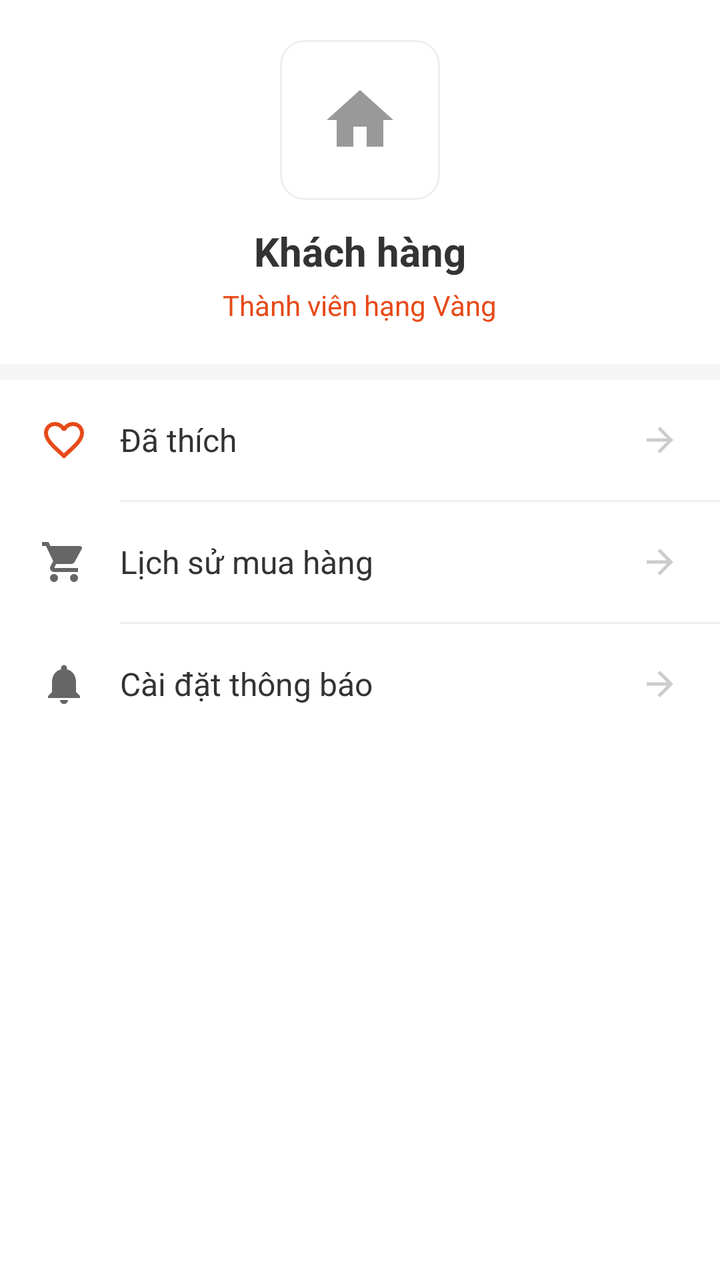
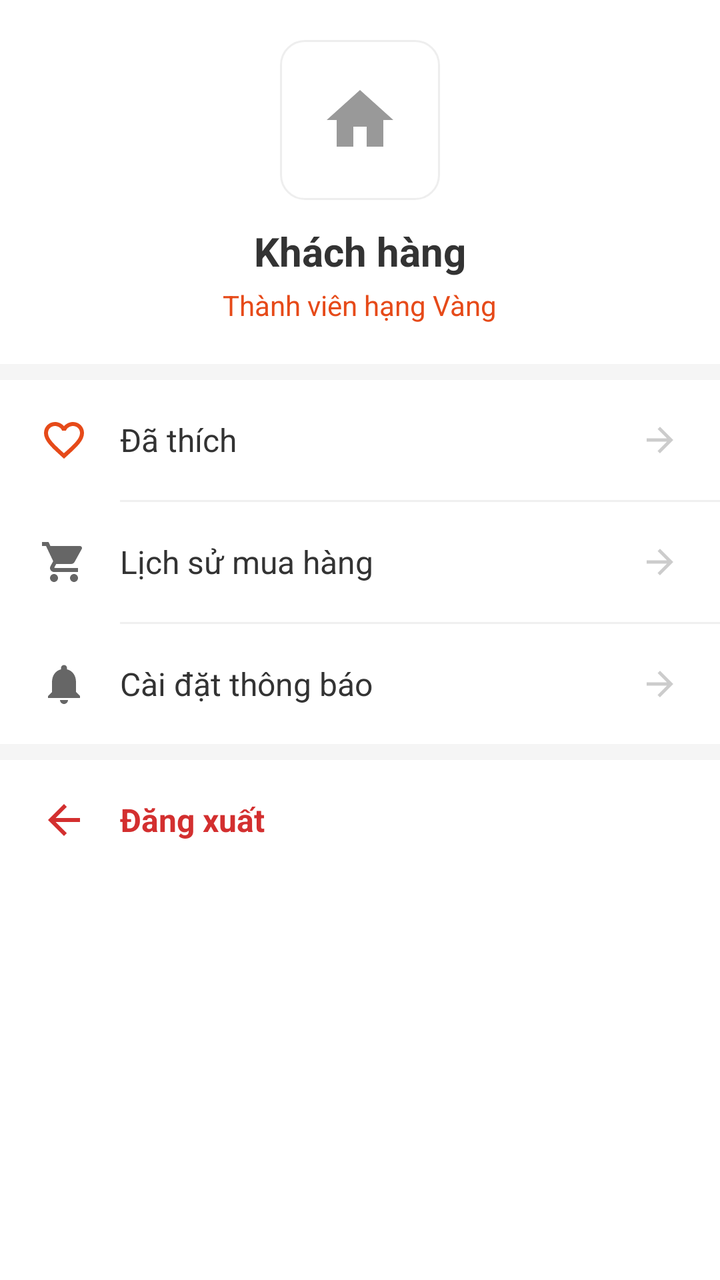

The first picture is an Android layout as it rendered before a commit; the second is the same layout after the commit. The layout source and the unified diff follow.
<!-- AndroidManifest.xml: application theme Theme.Buoi1 -->
<!-- res/layout/fragment_account.xml -->
<?xml version="1.0" encoding="utf-8"?>
<LinearLayout xmlns:android="http://schemas.android.com/apk/res/android"
    xmlns:app="http://schemas.android.com/apk/res-auto"
    android:layout_width="match_parent"
    android:layout_height="match_parent"
    android:background="@color/white"
    android:orientation="vertical">

    <LinearLayout
        android:layout_width="match_parent"
        android:layout_height="wrap_content"
        android:orientation="vertical"
        android:padding="20dp"
        android:gravity="center">

        
        <ImageView
            android:layout_width="80dp"
            android:layout_height="80dp"
            android:background="@drawable/bg_border_rounded"
            android:src="@drawable/ic_home"
            android:padding="20dp"
            app:tint="#999999" />

        <TextView
            android:layout_width="wrap_content"
            android:layout_height="wrap_content"
            android:layout_marginTop="12dp"
            android:text="Khách hàng"
            android:textColor="#333333"
            android:textSize="20sp"
            android:textStyle="bold" />

        <TextView
            android:layout_width="wrap_content"
            android:layout_height="wrap_content"
            android:layout_marginTop="4dp"
            android:text="Thành viên hạng Vàng"
            android:textColor="#E64A19"
            android:textSize="14sp" />
    </LinearLayout>

    <View
        android:layout_width="match_parent"
        android:layout_height="8dp"
        android:background="#F5F5F5" />

    <LinearLayout
        android:layout_width="match_parent"
        android:layout_height="match_parent"
        android:orientation="vertical">

        
        <LinearLayout
            android:id="@+id/btnAccountFavorites"
            android:layout_width="match_parent"
            android:layout_height="60dp"
            android:background="?attr/selectableItemBackground"
            android:clickable="true"
            android:focusable="true"
            android:gravity="center_vertical"
            android:orientation="horizontal"
            android:paddingHorizontal="20dp">

            <ImageView
                android:layout_width="24dp"
                android:layout_height="24dp"
                android:src="@drawable/ic_heart_outline"
                app:tint="#E64A19" />

            <TextView
                android:layout_width="0dp"
                android:layout_height="wrap_content"
                android:layout_marginStart="16dp"
                android:layout_weight="1"
                android:text="Đã thích"
                android:textColor="#333333"
                android:textSize="16sp" />

            <ImageView
                android:layout_width="20dp"
                android:layout_height="20dp"
                android:src="@drawable/ic_back_arrow"
                android:rotation="180"
                app:tint="#CCCCCC" />
        </LinearLayout>

        <View
            android:layout_width="match_parent"
            android:layout_height="1dp"
            android:layout_marginStart="60dp"
            android:background="#F0F0F0" />
            
        <LinearLayout
            android:id="@+id/btnAccountOrderHistory"
            android:layout_width="match_parent"
            android:layout_height="60dp"
            android:background="?attr/selectableItemBackground"
            android:clickable="true"
            android:focusable="true"
            android:gravity="center_vertical"
            android:orientation="horizontal"
            android:paddingHorizontal="20dp">

            <ImageView
                android:layout_width="24dp"
                android:layout_height="24dp"
                android:src="@drawable/ic_cart"
                app:tint="#666666" />

            <TextView
                android:layout_width="0dp"
                android:layout_height="wrap_content"
                android:layout_marginStart="16dp"
                android:layout_weight="1"
                android:text="Lịch sử mua hàng"
                android:textColor="#333333"
                android:textSize="16sp" />

            <ImageView
                android:layout_width="20dp"
                android:layout_height="20dp"
                android:src="@drawable/ic_back_arrow"
                android:rotation="180"
                app:tint="#CCCCCC" />
        </LinearLayout>

        <View
            android:layout_width="match_parent"
            android:layout_height="1dp"
            android:layout_marginStart="60dp"
            android:background="#F0F0F0" />

        
        <LinearLayout
            android:layout_width="match_parent"
            android:layout_height="60dp"
            android:background="?attr/selectableItemBackground"
            android:clickable="true"
            android:focusable="true"
            android:gravity="center_vertical"
            android:orientation="horizontal"
            android:paddingHorizontal="20dp">

            <ImageView
                android:layout_width="24dp"
                android:layout_height="24dp"
                android:src="@drawable/ic_notification"
                app:tint="#666666" />

            <TextView
                android:layout_width="0dp"
                android:layout_height="wrap_content"
                android:layout_marginStart="16dp"
                android:layout_weight="1"
                android:text="Cài đặt thông báo"
                android:textColor="#333333"
                android:textSize="16sp" />

            <ImageView
                android:layout_width="20dp"
                android:layout_height="20dp"
                android:src="@drawable/ic_back_arrow"
                android:rotation="180"
                app:tint="#CCCCCC" />
        </LinearLayout>

    </LinearLayout>

</LinearLayout>
<!-- resources referenced by this layout -->
<resources>
  <color name="white">#FFFFFFFF</color>
  <!-- drawable bg_border_rounded (drawable) -->
  <?xml version="1.0" encoding="utf-8"?>
  <shape xmlns:android="http://schemas.android.com/apk/res/android"
      android:shape="rectangle">
      <solid android:color="@color/white" />
      <stroke android:width="1dp" android:color="#EEEEEE" />
      <corners android:radius="12dp" />
  </shape>
  <!-- drawable ic_back_arrow (drawable) -->
  <vector xmlns:android="http://schemas.android.com/apk/res/android"
      android:width="24dp"
      android:height="24dp"
      android:viewportWidth="24"
      android:viewportHeight="24">
    <path
        android:fillColor="#000000"
        android:pathData="M20,11H7.83l5.59,-5.59L12,4l-8,8 8,8 1.41,-1.41L7.83,13H20v-2z"/>
  </vector>
  <!-- drawable ic_cart (drawable) -->
  <vector xmlns:android="http://schemas.android.com/apk/res/android"
      android:width="24dp"
      android:height="24dp"
      android:viewportWidth="24"
      android:viewportHeight="24"
      android:tint="?attr/colorControlNormal">
    <path
        android:fillColor="@android:color/white"
        android:pathData="M7,18c-1.1,0 -1.99,0.9 -1.99,2S5.9,22 7,22s2,-0.9 2,-2 -0.9,-2 -2,-2zM1,2v2h2l3.6,7.59 -1.35,2.45c-0.16,0.28 -0.25,0.61 -0.25,0.96 0,1.1 0.9,2 2,2h12v-2H7.42c-0.14,0 -0.25,-0.11 -0.25,-0.25l0.03,-0.12 0.9,-1.63h7.45c0.75,0 1.41,-0.41 1.75,-1.03l3.58,-6.49c0.08,-0.14 0.12,-0.31 0.12,-0.48 0,-0.55 -0.45,-1 -1,-1H5.21l-0.94,-2H1zM17,18c-1.1,0 -1.99,0.9 -1.99,2s0.89,2 1.99,2 2,-0.9 2,-2 -0.9,-2 -2,-2z"/>
  </vector>
  <!-- drawable ic_heart_outline (drawable) -->
  <vector xmlns:android="http://schemas.android.com/apk/res/android"
      android:width="24dp"
      android:height="24dp"
      android:viewportWidth="24"
      android:viewportHeight="24">
    <path
        android:fillColor="#000000"
        android:pathData="M16.5,3c-1.74,0 -3.41,0.81 -4.5,2.09C10.91,3.81 9.24,3 7.5,3 4.42,3 2,5.42 2,8.5c0,3.78 3.4,6.86 8.55,11.54L12,21.35l1.45,-1.32C18.6,15.36 22,12.28 22,8.5 22,5.42 19.58,3 16.5,3zM12.1,18.55l-0.1,0.1 -0.1,-0.1C7.14,14.24 4,11.39 4,8.5 4,6.5 5.5,5 7.5,5c1.54,0 3.04,0.99 3.57,2.36h1.87C13.46,5.99 14.96,5 16.5,5c2,0 3.5,1.5 3.5,3.5 0,2.89 -3.14,5.74 -8,10.05z"/>
  </vector>
  <!-- drawable ic_home (drawable) -->
  <vector xmlns:android="http://schemas.android.com/apk/res/android"
      android:width="24dp"
      android:height="24dp"
      android:viewportWidth="24"
      android:viewportHeight="24"
      android:tint="?attr/colorControlNormal">
    <path
        android:fillColor="@android:color/white"
        android:pathData="M10,20v-6h4v6h5v-8h3L12,3 2,12h3v8z"/>
  </vector>
  <!-- drawable ic_notification (drawable) -->
  <vector xmlns:android="http://schemas.android.com/apk/res/android"
      android:width="24dp"
      android:height="24dp"
      android:viewportWidth="24"
      android:viewportHeight="24"
      android:tint="?attr/colorControlNormal">
    <path
        android:fillColor="@android:color/white"
        android:pathData="M12,22c1.1,0 2,-0.9 2,-2h-4c0,1.1 0.9,2 2,2zM18,16v-5c0,-3.07 -1.63,-5.64 -4.5,-6.32V4c0,-0.83 -0.67,-1.5 -1.5,-1.5s-1.5,0.67 -1.5,1.5v0.68C7.64,5.36 6,7.92 6,11v5l-2,2v1h16v-1l-2,-2z"/>
  </vector>
  <style name="Theme.Buoi1" parent="Base.Theme.Buoi1" />
  <style name="Base.Theme.Buoi1" parent="Theme.Material3.DayNight.NoActionBar">
          
          <item name="colorPrimary">@color/colorPrimary</item>
          <item name="colorSecondary">@color/colorPrimary</item>
          <item name="colorPrimaryVariant">@color/colorButtonLight</item>
      </style>
  <color name="colorPrimary">#E64A19</color>
  <color name="colorButtonLight">#FF8A65</color>
</resources>

<!-- the commit's change to res/layout/fragment_account.xml (unified diff, before → after) -->
@@ -23,6 +23,7 @@
             app:tint="#999999" />
 
         <TextView
+            android:id="@+id/tvAccountName"
             android:layout_width="wrap_content"
             android:layout_height="wrap_content"
             android:layout_marginTop="12dp"
@@ -165,6 +166,40 @@
                 app:tint="#CCCCCC" />
         </LinearLayout>
 
+        <View
+            android:layout_width="match_parent"
+            android:layout_height="8dp"
+            android:background="#F5F5F5" />
+
+        
+        <LinearLayout
+            android:id="@+id/btnAccountLogout"
+            android:layout_width="match_parent"
+            android:layout_height="60dp"
+            android:background="?attr/selectableItemBackground"
+            android:clickable="true"
+            android:focusable="true"
+            android:gravity="center_vertical"
+            android:orientation="horizontal"
+            android:paddingHorizontal="20dp">
+
+            <ImageView
+                android:layout_width="24dp"
+                android:layout_height="24dp"
+                android:src="@drawable/ic_back_arrow"
+                app:tint="#D32F2F" />
+
+            <TextView
+                android:layout_width="0dp"
+                android:layout_height="wrap_content"
+                android:layout_marginStart="16dp"
+                android:layout_weight="1"
+                android:text="Đăng xuất"
+                android:textColor="#D32F2F"
+                android:textSize="16sp"
+                android:textStyle="bold" />
+        </LinearLayout>
+
     </LinearLayout>
 
 </LinearLayout>
